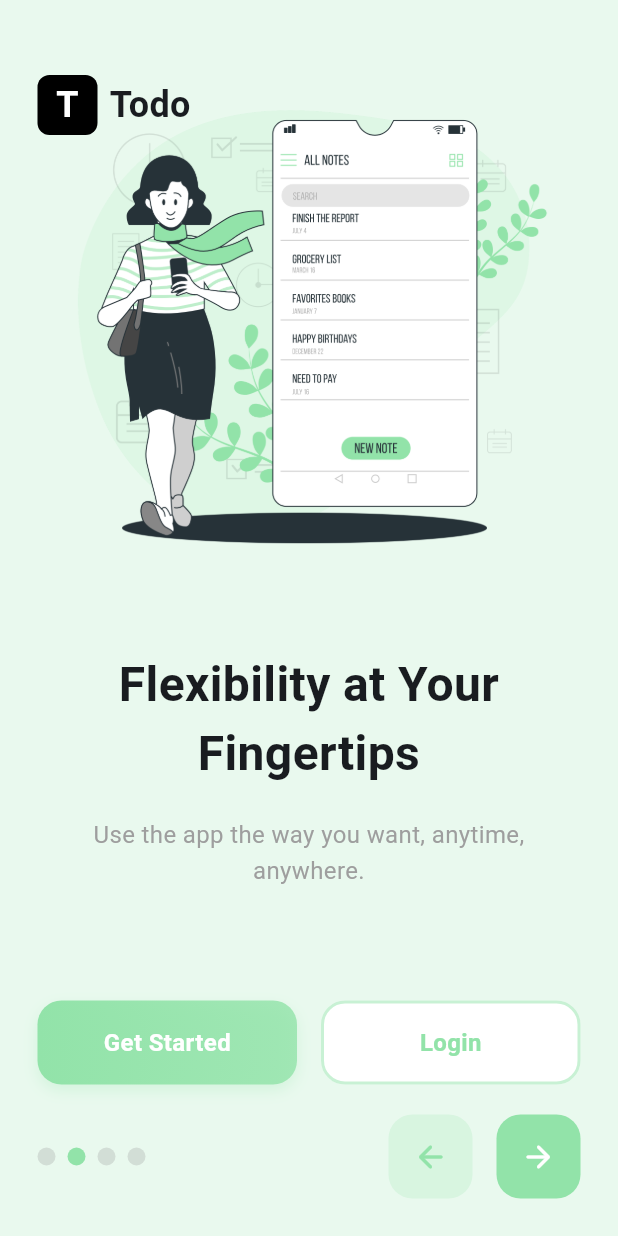
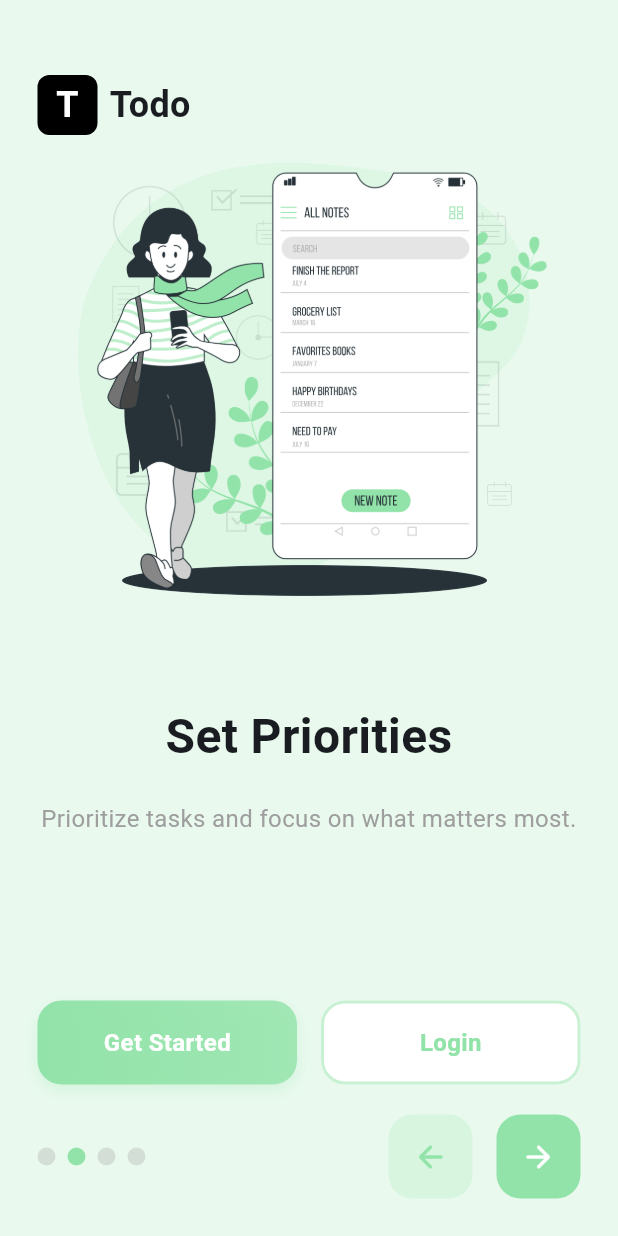
Before and after one commit to khayson/todo_app, a Flutter app: the screen it shows after launch, swiped to page 2, on a phone screen of 412 x 824 dp. Run offline on Flutter 3.47's test engine with Material 3 defaults, Android fonts, the phone set to English and light mode, and no system bars; our stand-ins replace cached_network_image, firebase_core, shared_preferences; accounts and stored records are empty.

Commit message:
Update welcome screen content and color scheme

```diff
--- a/lib/screens/welcome_screen.dart
+++ b/lib/screens/welcome_screen.dart
@@ -79,33 +79,31 @@ class _WelcomeScreenState extends State<WelcomeScreen> {
     final List<PageItem> pageItemList = [
       PageItem(
         id: 'feature_one',
-        title: 'Discover & Connect',
-        subtitle: 'Explore new possibilities and stay connected effortlessly.',
+        title: 'Organize Tasks',
+        subtitle: 'Create and manage your daily tasks with ease.',
         assetImage: 'assets/images/welcome_screen_1.png',
-        primaryColor: const Color(0xffff725e),
+        primaryColor: const Color.fromARGB(255, 94, 121, 255),
       ),
       PageItem(
         id: 'feature_two',
-        title: 'Flexibility at Your Fingertips',
-        subtitle: 'Use the app the way you want, anytime, anywhere.',
+        title: 'Set Priorities',
+        subtitle: 'Prioritize tasks and focus on what matters most.',
         assetImage: 'assets/images/welcome_screen_2.png',
         primaryColor: const Color(0xff92e3a9),
       ),
       PageItem(
         id: 'feature_three',
-        title: 'Optimize & Grow',
-        subtitle:
-            'Leverage smart tools to enhance your experience and performance.',
+        title: 'Track Progress',
+        subtitle: 'Monitor your achievements and stay motivated.',
         assetImage: 'assets/images/welcome_screen_3.png',
-        primaryColor: const Color(0xffba68c8),
+        primaryColor: const Color.fromARGB(255, 200, 200, 104),
       ),
       PageItem(
         id: 'feature_four',
-        title: 'Seamless Transactions',
-        subtitle:
-            'Manage your activities with ease and get things done faster.',
+        title: 'Stay Productive',
+        subtitle: 'Boost your productivity with smart reminders and deadlines.',
         assetImage: 'assets/images/welcome_screen_4.png',
-        primaryColor: const Color(0xff407bfe),
+        primaryColor: const Color.fromARGB(255, 111, 254, 64),
       ),
     ];
 
--- a/pubspec.yaml
+++ b/pubspec.yaml
@@ -63,6 +63,10 @@ flutter:
   # To add assets to your application, add an assets section, like this:
   assets:
     - assets/images/
+    - assets/images/welcome_screen_1.png
+    - assets/images/welcome_screen_2.png
+    - assets/images/welcome_screen_3.png
+    - assets/images/welcome_screen_4.png
 
   # An image asset can refer to one or more resolution-specific "variants", see
   # https://flutter.dev/to/resolution-aware-images
```
